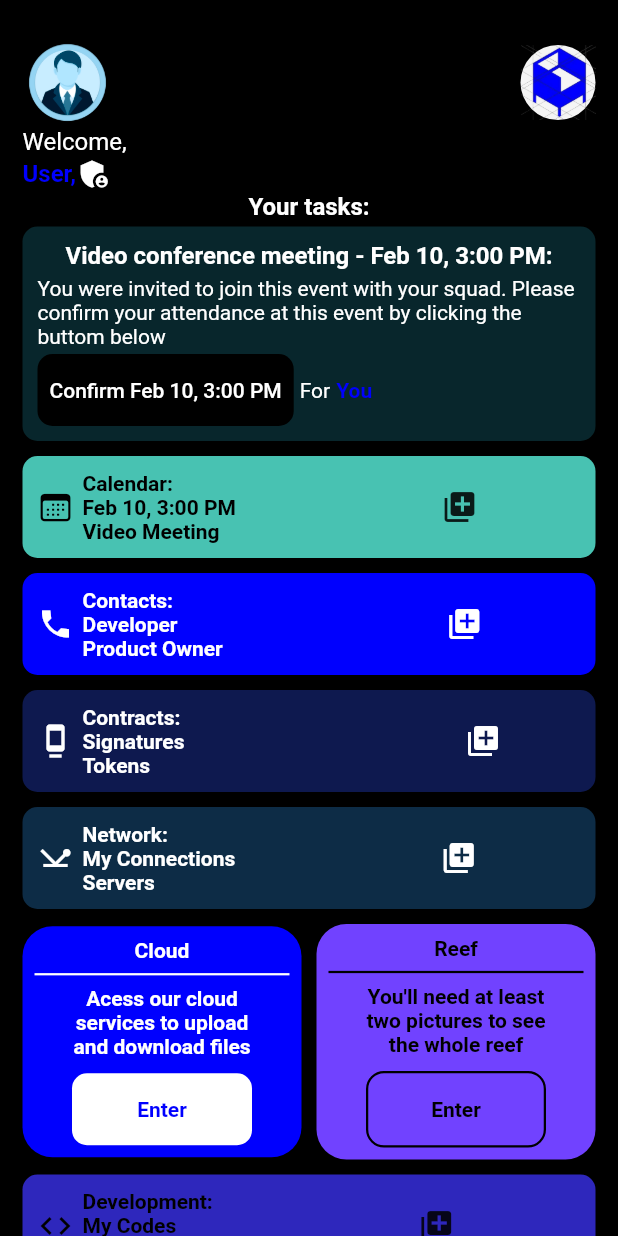
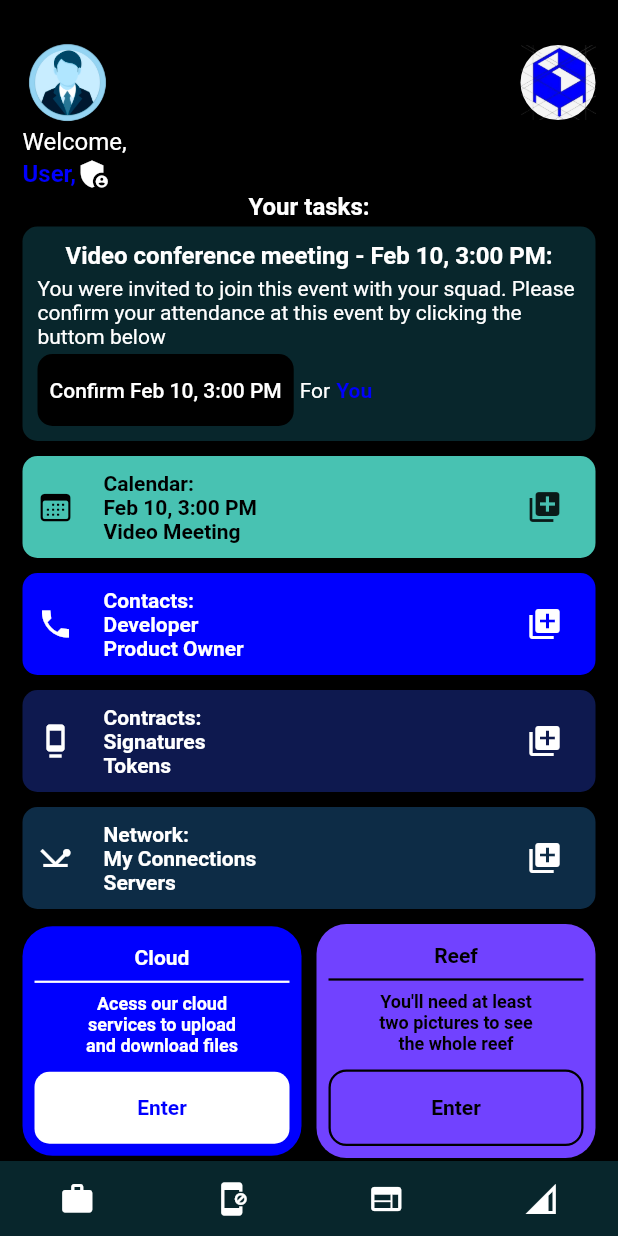
Before and after one commit to pinto-marcelo/Dark-Theme-Home-Page---FrontEnd-Only, a Flutter app: the screen it shows after launch, on a phone screen of 412 x 824 dp. Run offline on Flutter 3.47's test engine with Material 2 defaults, Android fonts, the phone set to English and light mode, and no system bars; Roboto replaces fonts that are missing (Deca).

Commit message:
Add files via upload

```diff
--- /dev/null
+++ b/lib/bottomnavbar.dart
@@ -0,0 +1,34 @@
+import 'package:flutter/material.dart';
+
+class BottomNavBar extends StatelessWidget {
+  const BottomNavBar({Key? key}) : super(key: key);
+
+  @override
+  Widget build(BuildContext context) {
+    return Container(
+      color: const Color.fromARGB(100, 21, 97, 111),
+      height: 50,
+      child: Row(
+        mainAxisAlignment: MainAxisAlignment.spaceAround,
+        children: const [
+          Icon(
+            Icons.work,
+            color: Colors.white,
+          ),
+          Icon(
+            Icons.app_blocking,
+            color: Colors.white,
+          ),
+          Icon(
+            Icons.web,
+            color: Colors.white,
+          ),
+          Icon(
+            Icons.network_cell,
+            color: Colors.white,
+          ),
+        ],
+      ),
+    );
+  }
+}
--- a/lib/homepagedark.dart
+++ b/lib/homepagedark.dart
@@ -1,5 +1,6 @@
 import 'package:flutter/cupertino.dart';
 import 'package:flutter/material.dart';
+import 'package:oais_task_hp_gh/bottomnavbar.dart';
 
 class HomePageDark extends StatelessWidget {
   const HomePageDark({Key? key}) : super(key: key);
@@ -7,6 +8,7 @@ class HomePageDark extends StatelessWidget {
   @override
   Widget build(BuildContext context) {
     return Scaffold(
+      bottomNavigationBar: const BottomNavBar(),
       backgroundColor: Colors.black,
       body: SingleChildScrollView(
         child: Padding(
@@ -139,7 +141,9 @@ class HomePageDark extends StatelessWidget {
                       const Padding(
                         padding: EdgeInsets.fromLTRB(0, 5, 0, 5),
                       ),
+                      //calendar container
                       Container(
+                        //width: MediaQuery.of(context).size.width,
                         padding: const EdgeInsets.all(10),
                         decoration: BoxDecoration(
                           color: const Color.fromARGB(235, 78, 211, 193),
@@ -152,7 +156,7 @@ class HomePageDark extends StatelessWidget {
                               color: Colors.black,
                             ),
                             const Padding(
-                              padding: EdgeInsets.fromLTRB(3, 0, 3, 0),
+                              padding: EdgeInsets.fromLTRB(10, 0, 10, 0),
                             ),
                             Column(
                               crossAxisAlignment: CrossAxisAlignment.start,
@@ -180,11 +184,16 @@ class HomePageDark extends StatelessWidget {
                                 ),
                               ],
                             ),
-                            Padding(
-                              padding: const EdgeInsets.fromLTRB(125, 0, 0, 0),
-                              child: IconButton(
+                            Flexible(
+                              child: Row(
+                                mainAxisAlignment: MainAxisAlignment.end,
+                                crossAxisAlignment: CrossAxisAlignment.end,
+                                children: <Widget>[
+                                  IconButton(
                                     onPressed: (() {}),
                                     icon: const Icon(Icons.add_to_photos),
+                                  ),
+                                ],
                               ),
                             ),
                           ],
@@ -206,7 +215,7 @@ class HomePageDark extends StatelessWidget {
                               color: Colors.white,
                             ),
                             const Padding(
-                              padding: EdgeInsets.fromLTRB(3, 0, 3, 0),
+                              padding: EdgeInsets.fromLTRB(10, 0, 10, 0),
                             ),
                             Column(
                               crossAxisAlignment: CrossAxisAlignment.start,
@@ -234,12 +243,17 @@ class HomePageDark extends StatelessWidget {
                                 ),
                               ],
                             ),
-                            Padding(
-                              padding: const EdgeInsets.fromLTRB(137, 0, 0, 0),
-                              child: IconButton(
+                            Expanded(
+                              child: Row(
+                                mainAxisAlignment: MainAxisAlignment.end,
+                                crossAxisAlignment: CrossAxisAlignment.end,
+                                children: [
+                                  IconButton(
                                     onPressed: (() {}),
                                     icon: const Icon(Icons.add_to_photos),
                                     color: Colors.white,
+                                  ),
+                                ],
                               ),
                             ),
                           ],
@@ -261,7 +275,7 @@ class HomePageDark extends StatelessWidget {
                               color: Colors.white,
                             ),
                             const Padding(
-                              padding: EdgeInsets.fromLTRB(3, 0, 3, 0),
+                              padding: EdgeInsets.fromLTRB(10, 0, 10, 0),
                             ),
                             Column(
                               crossAxisAlignment: CrossAxisAlignment.start,
@@ -289,12 +303,17 @@ class HomePageDark extends StatelessWidget {
                                 ),
                               ],
                             ),
-                            Padding(
-                              padding: const EdgeInsets.fromLTRB(175, 0, 0, 0),
-                              child: IconButton(
+                            Expanded(
+                              child: Row(
+                                mainAxisAlignment: MainAxisAlignment.end,
+                                crossAxisAlignment: CrossAxisAlignment.end,
+                                children: [
+                                  IconButton(
                                     onPressed: (() {}),
                                     icon: const Icon(Icons.add_to_photos),
                                     color: Colors.white,
+                                  ),
+                                ],
                               ),
                             ),
                           ],
@@ -316,7 +335,7 @@ class HomePageDark extends StatelessWidget {
                               color: Colors.white,
                             ),
                             const Padding(
-                              padding: EdgeInsets.fromLTRB(3, 0, 3, 0),
+                              padding: EdgeInsets.fromLTRB(10, 0, 10, 0),
                             ),
                             Column(
                               crossAxisAlignment: CrossAxisAlignment.start,
@@ -344,12 +363,17 @@ class HomePageDark extends StatelessWidget {
                                 ),
                               ],
                             ),
-                            Padding(
-                              padding: const EdgeInsets.fromLTRB(125, 0, 0, 0),
-                              child: IconButton(
+                            Expanded(
+                              child: Row(
+                                mainAxisAlignment: MainAxisAlignment.end,
+                                crossAxisAlignment: CrossAxisAlignment.end,
+                                children: [
+                                  IconButton(
                                     onPressed: (() {}),
                                     icon: const Icon(Icons.add_to_photos),
                                     color: Colors.white,
+                                  ),
+                                ],
                               ),
                             ),
                           ],
@@ -372,6 +396,9 @@ class HomePageDark extends StatelessWidget {
                                 padding: const EdgeInsets.all(8.0),
                                 child: Column(
                                   children: [
+                                    const Padding(
+                                      padding: EdgeInsets.fromLTRB(0, 5, 0, 0),
+                                    ),
                                     const Text(
                                       "Cloud",
                                       style: TextStyle(
@@ -387,7 +414,9 @@ class HomePageDark extends StatelessWidget {
                                       textAlign: TextAlign.center,
                                       style: TextStyle(
                                         color: Colors.white,
-                                          fontWeight: FontWeight.bold),
+                                        fontWeight: FontWeight.bold,
+                                        fontSize: 12,
+                                      ),
                                     ),
                                     Padding(
                                       padding: const EdgeInsets.fromLTRB(
@@ -395,7 +424,8 @@ class HomePageDark extends StatelessWidget {
                                       //button container:
 
                                       child: Container(
-                                        width: 120,
+                                        width:
+                                            MediaQuery.of(context).size.width,
                                         decoration: BoxDecoration(
                                             borderRadius:
                                                 BorderRadius.circular(10),
@@ -430,6 +460,9 @@ class HomePageDark extends StatelessWidget {
                                 padding: const EdgeInsets.all(8.0),
                                 child: Column(
                                   children: [
+                                    const Padding(
+                                      padding: EdgeInsets.fromLTRB(0, 5, 0, 0),
+                                    ),
                                     const Text(
                                       "Reef",
                                       style: TextStyle(
@@ -446,7 +479,8 @@ class HomePageDark extends StatelessWidget {
                                       style: TextStyle(
                                           color: Colors.black,
                                           fontFamily: "Deca",
-                                          fontWeight: FontWeight.bold),
+                                          fontWeight: FontWeight.bold,
+                                          fontSize: 12),
                                     ),
                                     Padding(
                                       padding: const EdgeInsets.fromLTRB(
@@ -454,7 +488,8 @@ class HomePageDark extends StatelessWidget {
                                       //button container:
 
                                       child: Container(
-                                        width: 120,
+                                        width:
+                                            MediaQuery.of(context).size.width,
                                         decoration: BoxDecoration(
                                           border: Border.all(
                                               color: Colors.black, width: 1.5),
@@ -497,7 +532,7 @@ class HomePageDark extends StatelessWidget {
                               color: Colors.black,
                             ),
                             const Padding(
-                              padding: EdgeInsets.fromLTRB(3, 0, 3, 0),
+                              padding: EdgeInsets.fromLTRB(10, 0, 10, 0),
                             ),
                             Column(
                               crossAxisAlignment: CrossAxisAlignment.start,
@@ -525,11 +560,16 @@ class HomePageDark extends StatelessWidget {
                                 ),
                               ],
                             ),
-                            Padding(
-                              padding: const EdgeInsets.fromLTRB(125, 0, 0, 0),
-                              child: IconButton(
+                            Expanded(
+                              child: Row(
+                                mainAxisAlignment: MainAxisAlignment.end,
+                                crossAxisAlignment: CrossAxisAlignment.end,
+                                children: [
+                                  IconButton(
                                     onPressed: (() {}),
                                     icon: const Icon(Icons.add_to_photos),
+                                  ),
+                                ],
                               ),
                             ),
                           ],
@@ -545,30 +585,6 @@ class HomePageDark extends StatelessWidget {
               const Padding(
                 padding: EdgeInsets.fromLTRB(0, 5, 0, 5),
               ),
-              Row(
-                mainAxisAlignment: MainAxisAlignment.spaceAround,
-                children: const [
-                  Icon(
-                    Icons.work,
-                    color: Colors.white,
-                  ),
-                  Icon(
-                    Icons.app_blocking,
-                    color: Colors.white,
-                  ),
-                  Icon(
-                    Icons.web,
-                    color: Colors.white,
-                  ),
-                  Icon(
-                    Icons.network_cell,
-                    color: Colors.white,
-                  ),
-                ],
-              ),
-              const Padding(
-                padding: EdgeInsets.fromLTRB(0, 5, 0, 5),
-              ),
             ],
           ),
         ),
```
Lines whose indentation alone changed are shown as unchanged.
